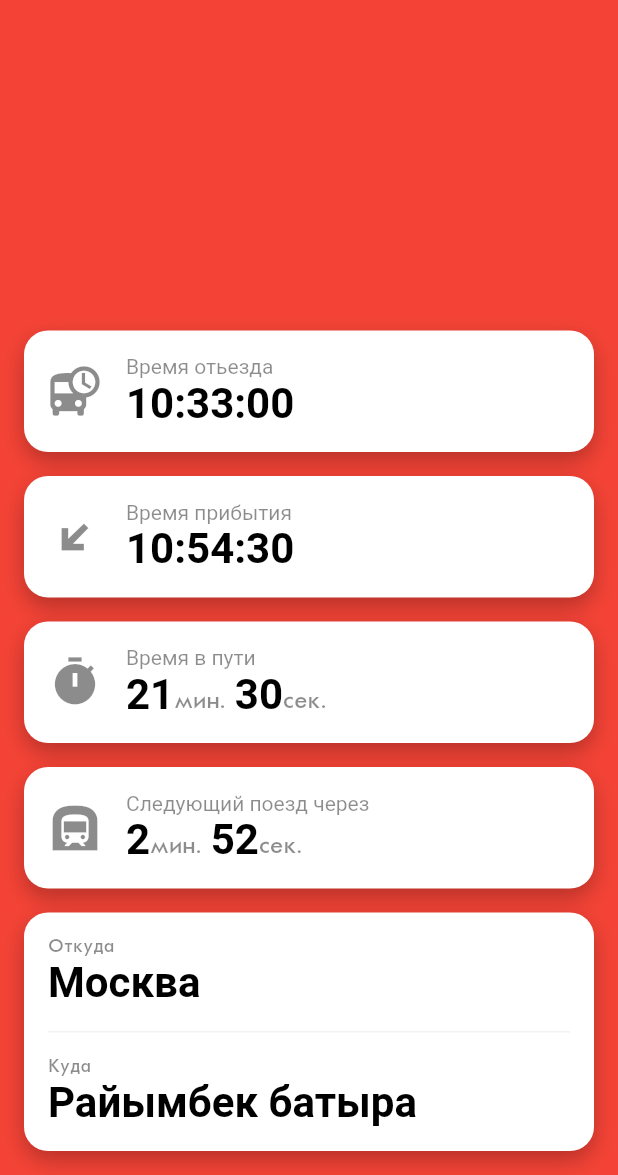
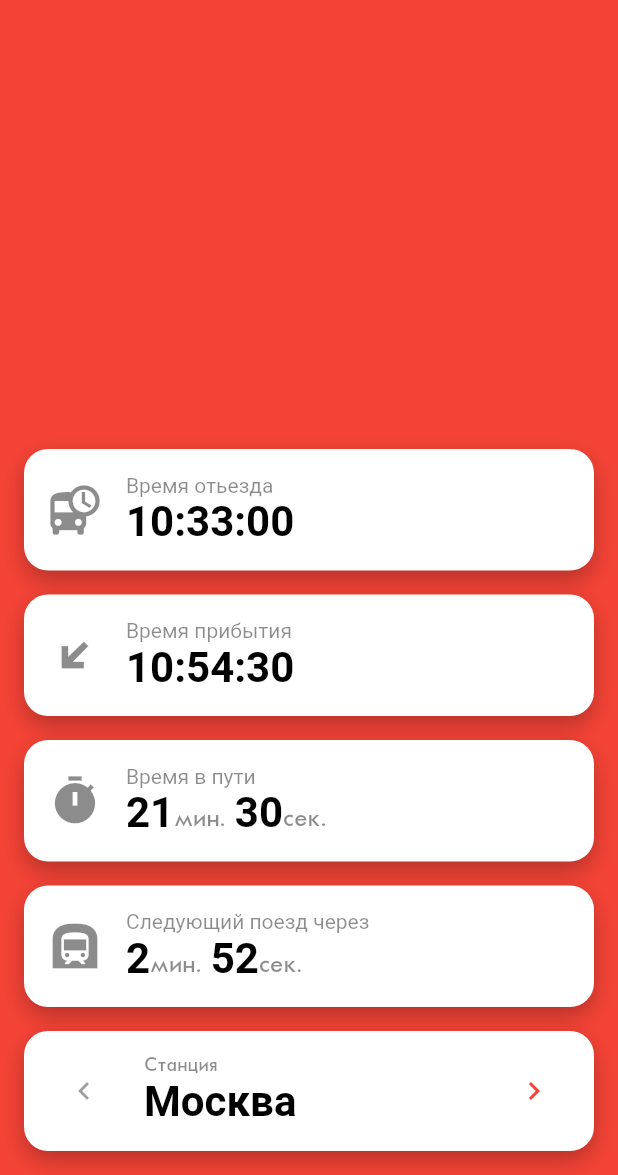
Before and after one commit to kekland/almetro-app, a Flutter app: the screen it shows after launch, on a phone screen of 412 x 824 dp, the part 61-1236 px from its top. Run offline on Flutter 3.47's test engine with Material 2 defaults, Android fonts, the phone set to English and light mode, and no system bars; missing offline and left inert: swipedetector.

Commit message:
impl: better bottom panel

```diff
--- a/lib/widgets/content_page/bottom_panel_new.dart
+++ b/lib/widgets/content_page/bottom_panel_new.dart
@@ -3,40 +3,50 @@ import 'package:almaty_metro/design/almetro_design.dart';
 import 'package:flutter/material.dart';
 
 class BottomPanelNew extends StatefulWidget {
+
   @override
   _BottomPanelNewState createState() => _BottomPanelNewState();
 }
 
 class _BottomPanelNewState extends State<BottomPanelNew> {
-  int _departureStationIndex = 0;
-  int _arrivalStationIndex = MetroData.stations.length - 1;
+  int _stationIndex = 0;
   @override
   Widget build(BuildContext context) {
     return CardWidget(
       fluid: true,
       padding: const EdgeInsets.all(16.0),
+      child: Row(
+        children: <Widget>[
+          IconButton(
+            icon: Icon(Icons.chevron_left),
+            color: Colors.red,
+            onPressed: (_stationIndex != 0)
+                ? () => setState(() => _stationIndex--)
+                : null,
+          ),
+          SizedBox(width: 16.0),
+          Expanded(
             child: Column(
               crossAxisAlignment: CrossAxisAlignment.start,
               children: [
                 Text(
-            'Откуда',
+                  'Станция',
                   style: AlmetroTextStyle.caption,
                 ),
                 Text(
-            'Москва',
+                  MetroData.stations[_stationIndex],
                   style: AlmetroTextStyle.boldInformation,
                 ),
-          Padding(
-            padding: const EdgeInsets.symmetric(vertical: 16.0),
-            child: DividerWidget(),
+              ],
             ),
-          Text(
-            'Куда',
-            style: AlmetroTextStyle.caption,
           ),
-          Text(
-            'Райымбек батыра',
-            style: AlmetroTextStyle.boldInformation,
+          SizedBox(width: 16.0),
+          IconButton(
+            icon: Icon(Icons.chevron_right),
+            color: Colors.red,
+            onPressed: (_stationIndex != MetroData.stations.length - 1)
+                ? () => setState(() => _stationIndex++)
+                : null,
           ),
         ],
       ),
```
Also changed, not shown: pubspec.lock. Lines whose indentation alone changed are shown as unchanged.
